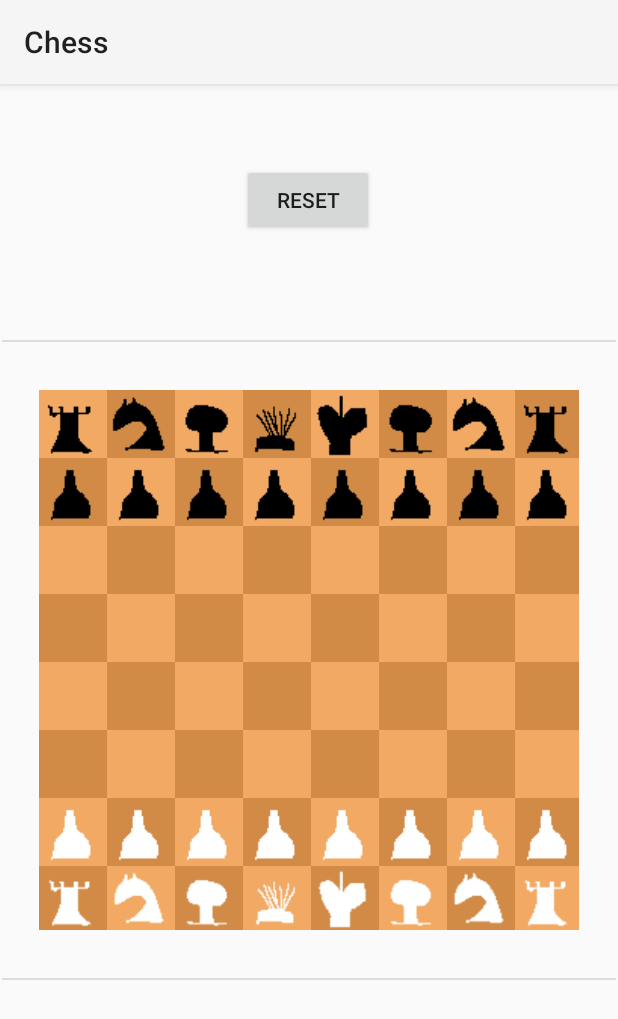
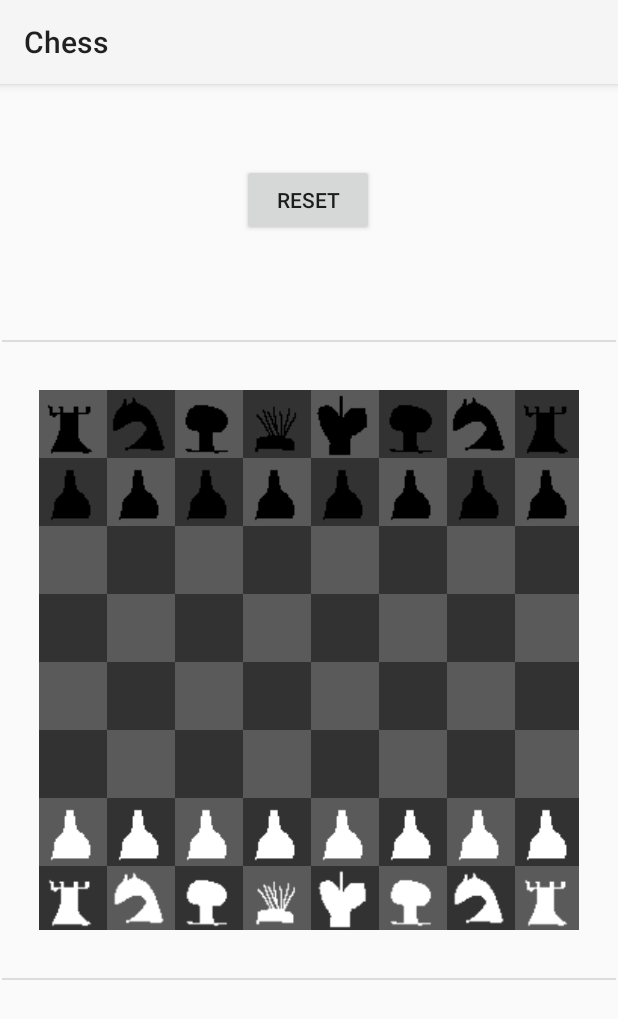
Before and after one commit to sejapoe/Chess, an Android app: the screen it shows after launch (MainActivity), on a phone screen of 412 x 824 dp. Shown: the top 1019 px of the screen. Run offline under Robolectric (Android 15) with nearby library versions, the phone set to English and light mode, and no system bars.

Commit message:
move colors and resources to themes

```diff
--- a/app/src/main/java/com/sejapoe/chess/MainActivity.kt
+++ b/app/src/main/java/com/sejapoe/chess/MainActivity.kt
@@ -4,13 +4,14 @@ import android.os.Bundle
 import android.widget.Button
 import androidx.appcompat.app.AppCompatActivity
 import com.sejapoe.chess.game.board.Board
+import com.sejapoe.chess.game.theme.Theme
 
 class MainActivity : AppCompatActivity() {
     override fun onCreate(savedInstanceState: Bundle?) {
         super.onCreate(savedInstanceState)
         setContentView(R.layout.activity_main)
 
-        val board = Board(this)
+        val board = Board(this, Theme.DEFAULT)
 
         findViewById<Button>(R.id.resetButton).setOnClickListener {
             board.resetSetup()
--- a/app/src/main/java/com/sejapoe/chess/game/board/Board.kt
+++ b/app/src/main/java/com/sejapoe/chess/game/board/Board.kt
@@ -6,14 +6,15 @@ import com.sejapoe.chess.game.board.cell.CellState
 import com.sejapoe.chess.game.piece.*
 import com.sejapoe.chess.game.piece.core.CastingParticipant
 import com.sejapoe.chess.game.piece.core.PieceColor
+import com.sejapoe.chess.game.theme.Theme
 
-class Board(activity: Activity) {
+class Board(activity: Activity, val theme: Theme) {
     // Initialize cells, assign for each cell it's imageView
     val cells: MutableList<MutableList<Cell>> = MutableList(8) {
         MutableList(8) { jt ->
             val textId = "${'a' + jt}${it + 1}"
             val id = activity.resources.getIdentifier(textId, "id", activity.packageName)
-            Cell(activity.findViewById(id), textId)
+            Cell(activity.findViewById(id), theme, textId)
         }
     }
     private var selectedCell: Cell? = null
@@ -44,7 +45,7 @@ class Board(activity: Activity) {
         selectedCell = null // Reset selection
         cells.forEachIndexed { i, row ->
             row.forEachIndexed { j, cell ->
-                cell.piece = getDefaultPieceFor(i, j)
+                cell.piece = getDefaultPieceFor(i, j, theme)
             }
         }
     }
@@ -82,7 +83,7 @@ class Board(activity: Activity) {
             }
 
             is Pawn -> if (destinationCell.row == if (sourceCell.piece!!.color == PieceColor.WHITE) 7 else 0) {
-                Queen(sourceCell.piece!!.color)
+                Queen(sourceCell.piece!!.color, theme.resources.queen)
             } else {
                 sourceCell.piece
             }
@@ -95,19 +96,19 @@ class Board(activity: Activity) {
     private fun forEach(lambda: (value: Cell) -> Unit) = cells.flatten().forEach(lambda)
 
     companion object {
-        fun getDefaultPieceFor(r: Int, c: Int): Piece? {
+        fun getDefaultPieceFor(r: Int, c: Int, theme: Theme): Piece? {
             val color = if (r > 4) PieceColor.BLACK else PieceColor.WHITE
             return when (r) {
                 0, 7 -> when (c) {
-                    0, 7 -> Rook(color)
-                    1, 6 -> Knight(color)
-                    2, 5 -> Bishop(color)
-                    3 -> Queen(color)
-                    4 -> King(color)
+                    0, 7 -> Rook(color, theme.resources.rook)
+                    1, 6 -> Knight(color, theme.resources.knight)
+                    2, 5 -> Bishop(color, theme.resources.bishop)
+                    3 -> Queen(color, theme.resources.queen)
+                    4 -> King(color, theme.resources.king)
                     else -> null
                 }
 
-                1, 6 -> Pawn(color, r)
+                1, 6 -> Pawn(color, theme.resources.pawn, r)
                 else -> null
             }
         }
--- a/app/src/main/java/com/sejapoe/chess/game/board/cell/Cell.kt
+++ b/app/src/main/java/com/sejapoe/chess/game/board/cell/Cell.kt
@@ -3,14 +3,15 @@ package com.sejapoe.chess.game.board.cell
 import android.widget.ImageView
 import com.sejapoe.chess.R
 import com.sejapoe.chess.game.piece.Piece
+import com.sejapoe.chess.game.theme.Theme
 
-class Cell(private val imageView: ImageView, textId: String) {
+class Cell(private val imageView: ImageView, val theme: Theme, textId: String) {
     val img
         get() = imageView
 
     val column = textId[0] - 'a'
     val row = textId[1] - '1'
-    private val color = if ((row + column) % 2 == 0) CellColor.BLACK else CellColor.WHITE
+    private val color = if ((row + column) % 2 == 0) theme.colors.blackCell else theme.colors.whiteCell
     var state: CellState = CellState.NONE
         set(value) {
             img.setBackgroundColor(
--- a/app/src/main/java/com/sejapoe/chess/game/board/cell/CellColor.kt
+++ /dev/null
@@ -1,6 +0,0 @@
-package com.sejapoe.chess.game.board.cell
-
-enum class CellColor(val mainColor: Int, val selectionColor: Int) {
-    BLACK(0xFFD18B47.toInt(), 0xFF855425.toInt()),
-    WHITE(0xFFF1A963.toInt(), 0xFFA87D53.toInt());
-}
--- a/app/src/main/java/com/sejapoe/chess/game/piece/Bishop.kt
+++ b/app/src/main/java/com/sejapoe/chess/game/piece/Bishop.kt
@@ -1,11 +1,9 @@
 package com.sejapoe.chess.game.piece
 
-import com.sejapoe.chess.R
 import com.sejapoe.chess.game.board.Board
 import com.sejapoe.chess.game.piece.core.PieceColor
 
-class Bishop(override val color: PieceColor) : FarReachingPiece {
-    override val imageResource get() = R.drawable.bishop
+class Bishop(override val color: PieceColor, override val imageResource: Int) : FarReachingPiece {
     override fun selectAvailableCells(r: Int, c: Int, board: Board) {
         val allowedDirections: MutableSet<Pair<Int, Int>> = mutableSetOf()
         for (i in -1..1 step 2) {
--- a/app/src/main/java/com/sejapoe/chess/game/piece/King.kt
+++ b/app/src/main/java/com/sejapoe/chess/game/piece/King.kt
@@ -1,14 +1,11 @@
 package com.sejapoe.chess.game.piece
 
-import com.sejapoe.chess.R
 import com.sejapoe.chess.game.board.Board
 import com.sejapoe.chess.game.board.cell.CellState
 import com.sejapoe.chess.game.piece.core.CastingParticipant
 import com.sejapoe.chess.game.piece.core.PieceColor
 
-class King(override val color: PieceColor) : Piece, CastingParticipant {
-    override val imageResource get() = R.drawable.king
-
+class King(override val color: PieceColor, override val imageResource: Int) : Piece, CastingParticipant {
     override var wasMoved = false
 
     override fun selectAvailableCells(r: Int, c: Int, board: Board) {
--- a/app/src/main/java/com/sejapoe/chess/game/piece/Knight.kt
+++ b/app/src/main/java/com/sejapoe/chess/game/piece/Knight.kt
@@ -1,13 +1,10 @@
 package com.sejapoe.chess.game.piece
 
-import com.sejapoe.chess.R
 import com.sejapoe.chess.game.board.Board
 import com.sejapoe.chess.game.board.cell.CellState
 import com.sejapoe.chess.game.piece.core.PieceColor
 
-class Knight(override val color: PieceColor) : Piece {
-    override val imageResource get() = R.drawable.knight
-
+class Knight(override val color: PieceColor, override val imageResource: Int) : Piece {
     override fun selectAvailableCells(r: Int, c: Int, board: Board) {
         for (i in -1..1 step 2) {
             for (j in -1..1 step 2) {
--- a/app/src/main/java/com/sejapoe/chess/game/piece/Pawn.kt
+++ b/app/src/main/java/com/sejapoe/chess/game/piece/Pawn.kt
@@ -1,13 +1,10 @@
 package com.sejapoe.chess.game.piece
 
-import com.sejapoe.chess.R
 import com.sejapoe.chess.game.board.Board
 import com.sejapoe.chess.game.board.cell.CellState
 import com.sejapoe.chess.game.piece.core.PieceColor
 
-class Pawn(override val color: PieceColor, private val startRow: Int) : Piece {
-    override val imageResource get() = R.drawable.pawn
-
+class Pawn(override val color: PieceColor, override val imageResource: Int, private val startRow: Int) : Piece {
     override fun selectAvailableCells(r: Int, c: Int, board: Board) {
         val mul = when (color) {
             PieceColor.BLACK -> -1
--- a/app/src/main/java/com/sejapoe/chess/game/piece/Queen.kt
+++ b/app/src/main/java/com/sejapoe/chess/game/piece/Queen.kt
@@ -1,11 +1,9 @@
 package com.sejapoe.chess.game.piece
 
-import com.sejapoe.chess.R
 import com.sejapoe.chess.game.board.Board
 import com.sejapoe.chess.game.piece.core.PieceColor
 
-class Queen(override val color: PieceColor) : FarReachingPiece {
-    override val imageResource get() = R.drawable.queen
+class Queen(override val color: PieceColor, override val imageResource: Int) : FarReachingPiece {
 
     override fun selectAvailableCells(r: Int, c: Int, board: Board) {
         val allowedDirections: MutableSet<Pair<Int, Int>> = mutableSetOf()
--- a/app/src/main/java/com/sejapoe/chess/game/piece/Rook.kt
+++ b/app/src/main/java/com/sejapoe/chess/game/piece/Rook.kt
@@ -1,13 +1,10 @@
 package com.sejapoe.chess.game.piece
 
-import com.sejapoe.chess.R
 import com.sejapoe.chess.game.board.Board
 import com.sejapoe.chess.game.piece.core.CastingParticipant
 import com.sejapoe.chess.game.piece.core.PieceColor
 
-class Rook(override val color: PieceColor) : FarReachingPiece, CastingParticipant {
-    override val imageResource get() = R.drawable.rook
-
+class Rook(override val color: PieceColor, override val imageResource: Int) : FarReachingPiece, CastingParticipant {
     override var wasMoved = false
 
     override fun selectAvailableCells(r: Int, c: Int, board: Board) {
--- /dev/null
+++ b/app/src/main/java/com/sejapoe/chess/game/theme/CellColor.kt
@@ -0,0 +1,3 @@
+package com.sejapoe.chess.game.theme
+
+data class CellColor(val mainColor: Int, val selectionColor: Int)
--- /dev/null
+++ b/app/src/main/java/com/sejapoe/chess/game/theme/Theme.kt
@@ -0,0 +1,32 @@
+package com.sejapoe.chess.game.theme
+
+import android.graphics.Color
+import com.sejapoe.chess.R
+
+enum class Theme(
+    val colors: ThemeColors,
+    val resources: ThemeResources
+) {
+    DEFAULT(
+        ThemeColors(
+            blackCell = CellColor(
+                mainColor = Color.rgb(50, 50, 50),
+                selectionColor = Color.rgb(80, 50, 50)
+            ),
+            whiteCell = CellColor(
+                mainColor = Color.rgb(90, 90, 90),
+                selectionColor = Color.rgb(120, 90, 90)
+            ),
+            blackPiece = Color.BLACK,
+            whitePiece = Color.WHITE
+        ),
+        ThemeResources(
+            R.drawable.pawn,
+            R.drawable.rook,
+            R.drawable.knight,
+            R.drawable.bishop,
+            R.drawable.queen,
+            R.drawable.king
+        )
+    )
+}
--- /dev/null
+++ b/app/src/main/java/com/sejapoe/chess/game/theme/ThemeColors.kt
@@ -0,0 +1,8 @@
+package com.sejapoe.chess.game.theme
+
+data class ThemeColors(
+    val blackCell: CellColor,
+    val whiteCell: CellColor,
+    val blackPiece: Int,
+    val whitePiece: Int
+)
--- /dev/null
+++ b/app/src/main/java/com/sejapoe/chess/game/theme/ThemeResources.kt
@@ -0,0 +1,10 @@
+package com.sejapoe.chess.game.theme
+
+data class ThemeResources(
+    val pawn: Int,
+    val rook: Int,
+    val knight: Int,
+    val bishop: Int,
+    val queen: Int,
+    val king: Int,
+)
```
